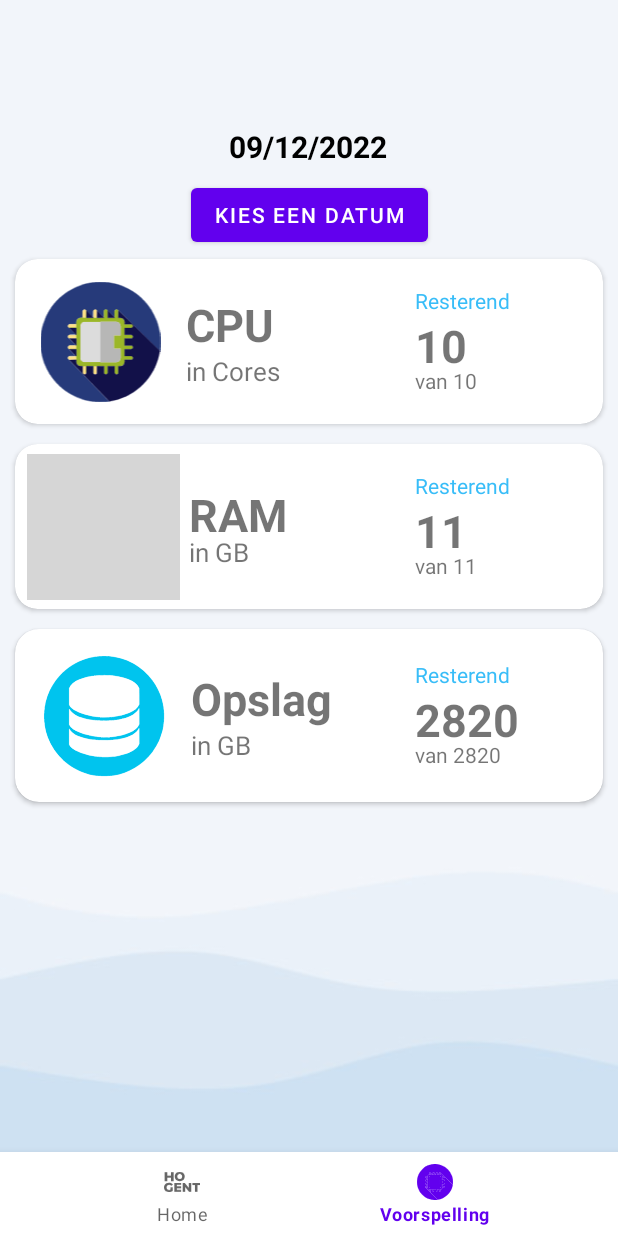
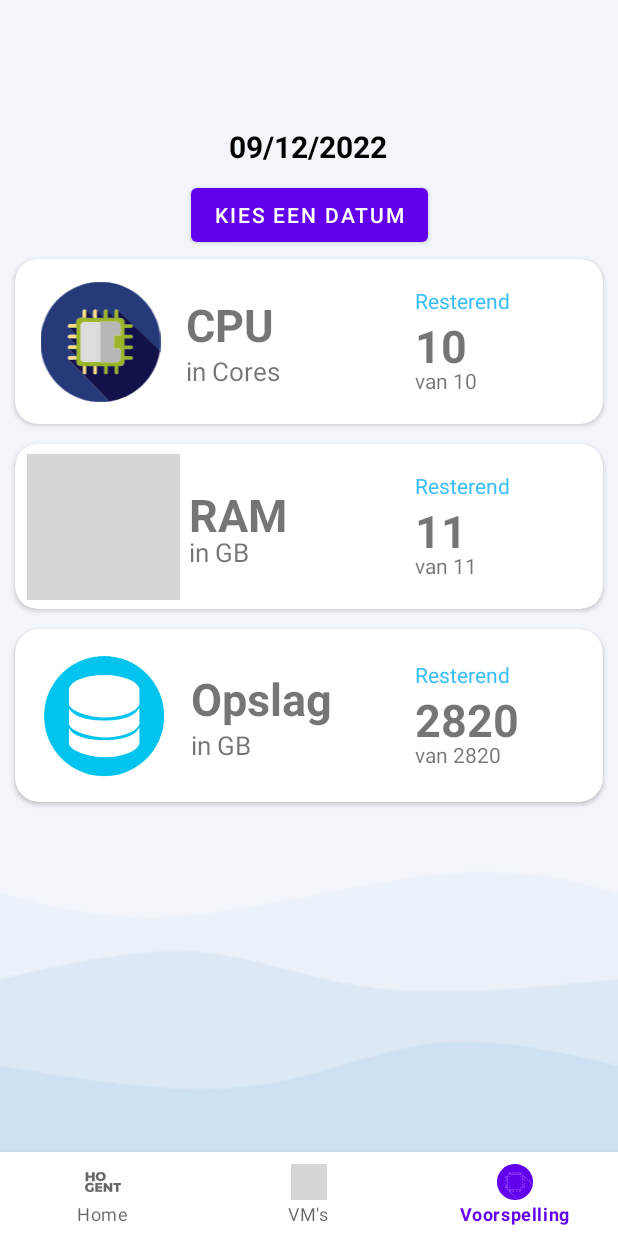
Before and after one commit to bengeendokter/HOGENT-VIC-android, an Android app: the screen it shows after launch (MainActivity), after a tap on "VOORSPELLING", on a phone screen of 412 x 824 dp. Run offline under Robolectric (Android 15) with nearby library versions, the light colour scheme and no system bars; our stand-ins replace data binding, navigation-ui; grey boxes are pictures that could not be loaded.

Commit message:
Bottom navigation toegevoegd voor "home" en "voorspelling"

```diff
--- a/app/src/main/res/menu/bottom_navigation_menu.xml
+++ b/app/src/main/res/menu/bottom_navigation_menu.xml
@@ -6,8 +6,14 @@
         android:icon="@drawable/hogent_logo"
         android:title="Home"/>
     <item
+        android:id="@+id/VMListFragment"
+        android:enabled="true"
+        android:icon="@drawable/ram"
+        android:title="VM's"/>
+    <item
         android:id="@+id/voorspellingFragment"
         android:enabled="true"
         android:icon="@drawable/cpu"
         android:title="Voorspelling"/>
+
 </menu>
```
